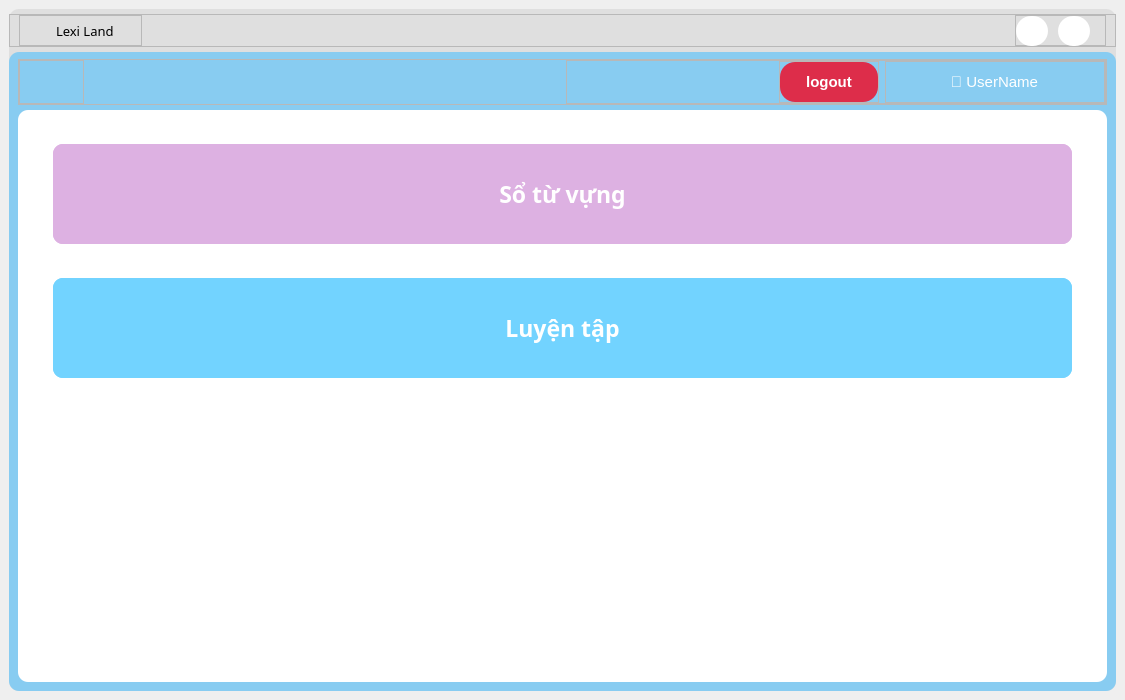
The window that UI/forms/main_screen.ui (yuukun123/LexiLand) describes before a commit, drawn with Qt 5.
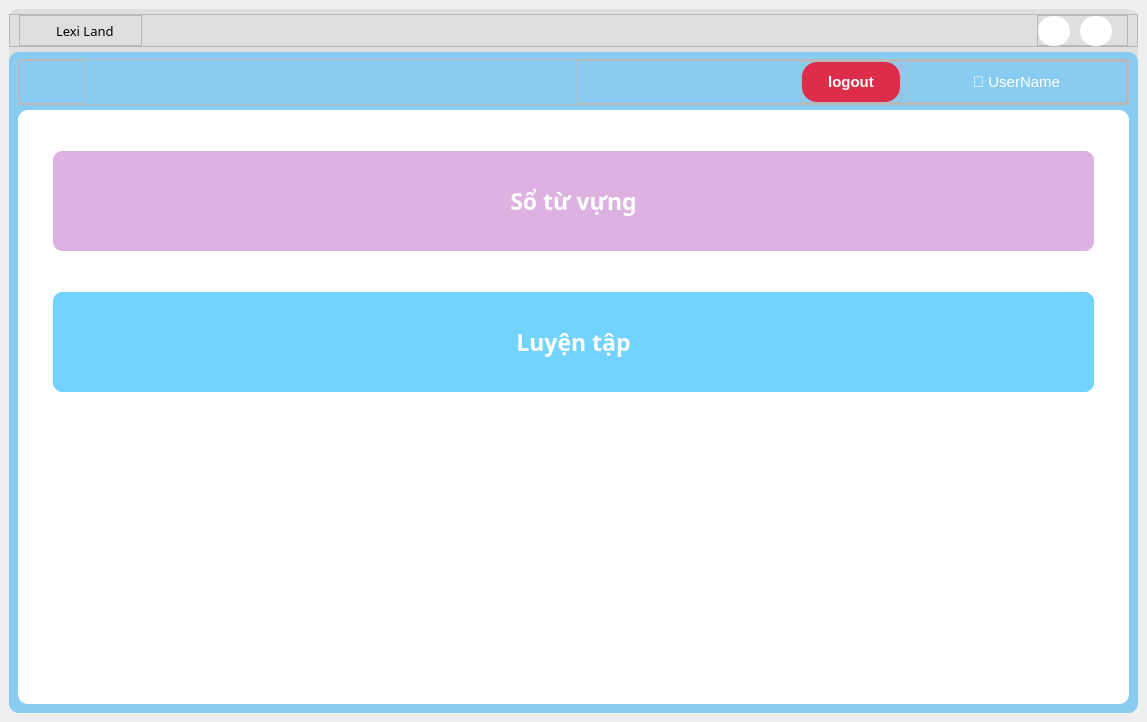
The same window after the commit. Icons and pictures are not drawn.

```diff
--- a/UI/forms/main_screen.ui
+++ b/UI/forms/main_screen.ui
@@ -6,8 +6,8 @@
    <rect>
     <x>0</x>
     <y>0</y>
-    <width>1125</width>
-    <height>700</height>
+    <width>1147</width>
+    <height>722</height>
    </rect>
   </property>
   <property name="windowTitle">
@@ -17,12 +17,18 @@
    <layout class="QHBoxLayout" name="horizontalLayout">
     <item>
      <widget class="QFrame" name="MainFrame">
-      <property name="maximumSize">
+      <property name="minimumSize">
        <size>
         <width>1125</width>
         <height>700</height>
        </size>
       </property>
+      <property name="maximumSize">
+       <size>
+        <width>16777215</width>
+        <height>16777215</height>
+       </size>
+      </property>
       <property name="styleSheet">
        <string notr="true">#MainFrame{
 background-color: rgb(223, 223, 223);
```
